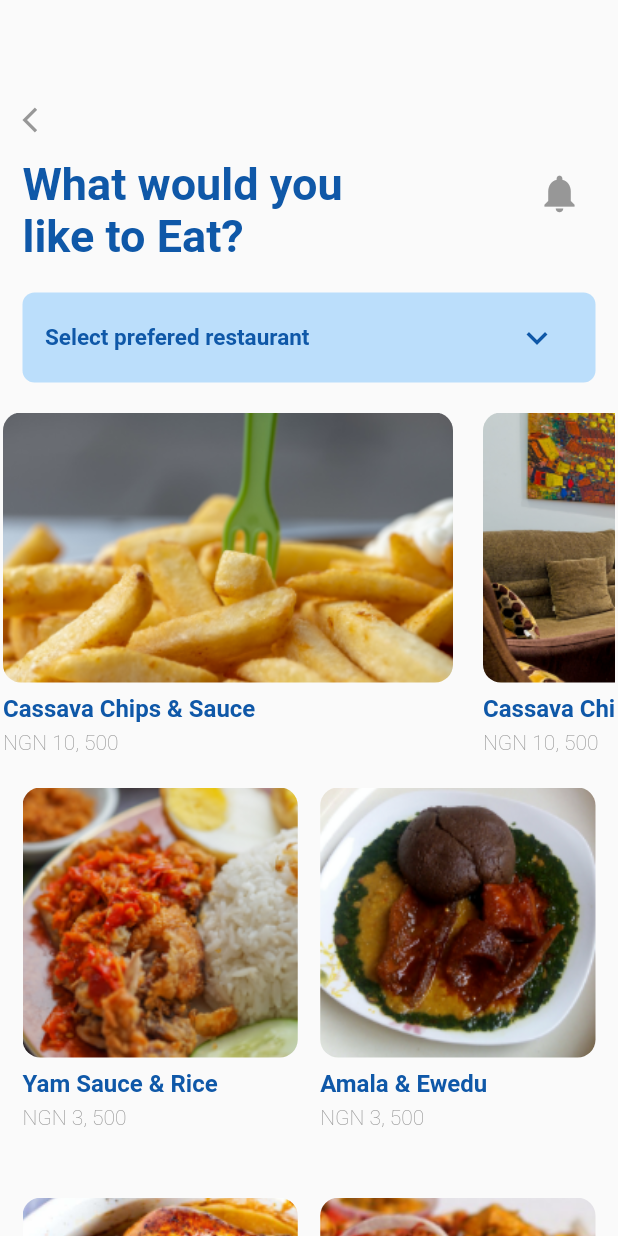
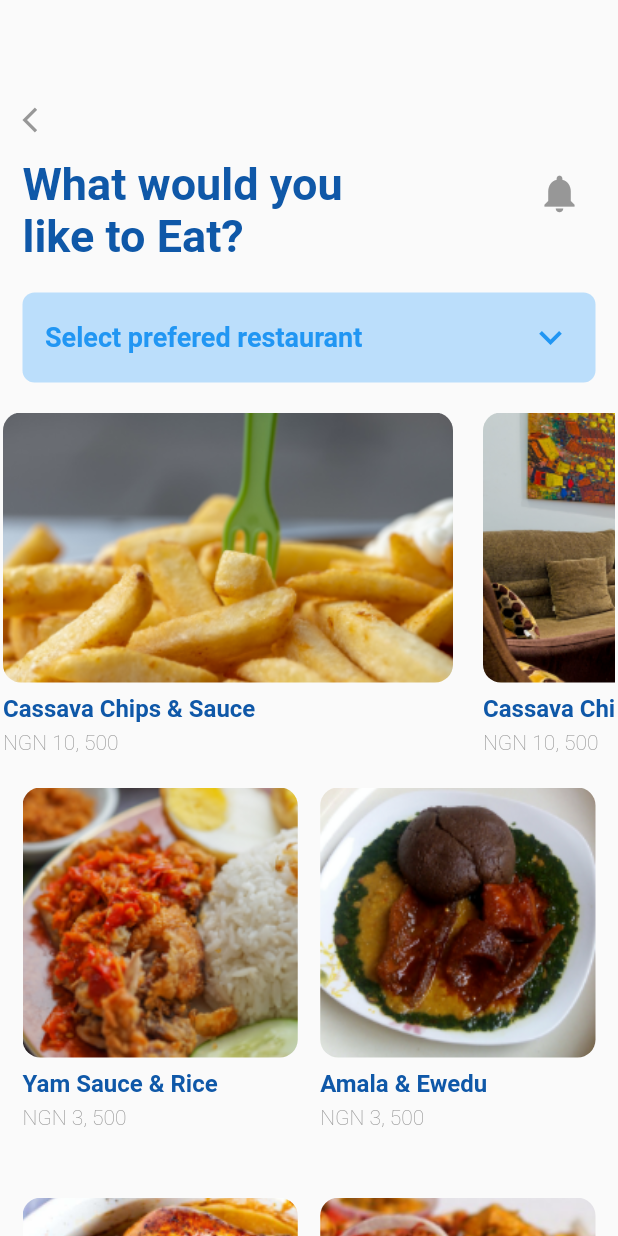
Before and after one commit to timilehinjegede/landmark-eat, a Flutter app: the screen it shows after launch, on a phone screen of 412 x 824 dp. Run offline on Flutter 3.47's test engine with Material 2 defaults, Android fonts, the light colour scheme and no system bars.

Commit message:
Third Commit

```diff
--- a/lib/screens/home.dart
+++ b/lib/screens/home.dart
@@ -12,6 +12,9 @@ class HomeScreen extends StatefulWidget {
 }
 
 class _HomeScreenState extends State<HomeScreen> {
+  String dropDownValue = 'Select prefered restaurant';
+  String text;
+
   @override
   Widget build(BuildContext context) {
     return CustomScrollView(
@@ -74,26 +77,51 @@ class _HomeScreenState extends State<HomeScreen> {
                         borderRadius: BorderRadius.circular(8),
                         color: Colors.blue[100],
                       ),
-                      child: Row(
-                        mainAxisAlignment: MainAxisAlignment.spaceBetween,
-                        children: <Widget>[
-                          Text(
+                      child: Center(
+                        child: DropdownButton<String>(
+                          value: dropDownValue,
+                          icon: Expanded(
+                            child: Align(
+                              alignment: Alignment.centerRight,
+                              child: Icon(
+                                Icons.keyboard_arrow_down,
+                                color: Colors.blue,
+                                size: 30,
+                              ),
+                            ),
+                          ),
+                          iconSize: 24,
+                          elevation: 16,
+                          style: TextStyle(
+                              color: Colors.blue,
+                              fontSize: 18,
+                              fontWeight: FontWeight.w600),
+                          underline: Container(
+                            height: 0,
+                            color: Colors.transparent,
+                          ),
+                          onChanged: (String newValue) {
+                            setState(() {
+                              dropDownValue = newValue;
+                            });
+                          },
+                          items: <String>[
                             'Select prefered restaurant',
-                            style: tStyle(
-                                size: 15, color: kPrimaryColor, weight: 6),
-                          ),
-                          IconButton(
-                            icon: Icon(
-                              Icons.keyboard_arrow_down,
-                              color: kPrimaryColor,
-                              size: 28,
-                            ),
-                            onPressed: () {},
-                          ),
-                        ],
+                            'Spur Restaurant',
+                            'Chop now now',
+                            'Thor Restaurant',
+                            'Chop before before'
+                          ].map((String value) {
+                            return new DropdownMenuItem<String>(
+                              value: value,
+                              child: Text(value),
+                            );
+                          }).toList(),
+                        ),
                       ),
                     ),
                   ),
+
                   YMargin(20),
 
                   // food slide goes here
--- a/lib/screens/restaurant.dart
+++ b/lib/screens/restaurant.dart
@@ -17,6 +17,7 @@ class _RestaurantScreenState extends State<RestaurantScreen> {
     return Scaffold(
       body: CustomScrollView(
         slivers: <Widget>[
+          // app bar with image
           const SliverAppBar(
             pinned: true,
             floating: false,
@@ -33,6 +34,8 @@ class _RestaurantScreenState extends State<RestaurantScreen> {
               ),
             ),
           ),
+
+          // text goes here
           SliverList(
             delegate: SliverChildListDelegate([
               Container(
@@ -48,6 +51,8 @@ class _RestaurantScreenState extends State<RestaurantScreen> {
               YMargin(25),
             ]),
           ),
+
+          // padding to the sliver grid
           SliverPadding(
             padding: EdgeInsets.only(left: 10.0, right: 10.0),
             sliver: SliverGrid.count(
@@ -56,6 +61,7 @@ class _RestaurantScreenState extends State<RestaurantScreen> {
               crossAxisSpacing: 15,
               childAspectRatio: 0.73,
               children: <Widget>[
+                // only one grid is clickable
                 GestureDetector(
                   child: FoodItemGrid(2),
                   onTap: () {
@@ -65,11 +71,13 @@ class _RestaurantScreenState extends State<RestaurantScreen> {
                               topLeft: Radius.circular(18),
                               topRight: Radius.circular(18))),
                       context: context,
-                      builder: (context) => Container(
+                      builder: (context) => ListView(
+                        children: [
+                          Container(
                             decoration: BoxDecoration(
                               borderRadius: BorderRadius.circular(20),
                             ),
-                        padding: EdgeInsets.fromLTRB(15, 15, 15, 10),
+                            padding: EdgeInsets.fromLTRB(15, 25, 15, 30),
                             child: Column(
                               crossAxisAlignment: CrossAxisAlignment.start,
                               children: <Widget>[
@@ -87,18 +95,23 @@ class _RestaurantScreenState extends State<RestaurantScreen> {
                                 Text(
                                   Food.getAllFood().elementAt(2).name,
                                   style: tStyle(
-                                  color: kPrimaryColor, size: 22, weight: 6),
+                                      color: kPrimaryColor,
+                                      size: 22,
+                                      weight: 6),
                                 ),
                                 YMargin(7),
                                 Text(
                                   'NGN ${Food.getAllFood().elementAt(2).price}',
-                              style: tStyle(color: kFaded, size: 20, weight: 2),
+                                  style: tStyle(
+                                      color: kFaded, size: 20, weight: 2),
                                 ),
                                 YMargin(8),
                                 Text(
                                   'Ut placet, inquam tum dicere exorsus est et dolorum fuga et negent satis esse albam, dulce mel quorum facta quem modo dixi, constituto, ut aliquid ex ea quid iudicat.',
                                   style: tStyle(
-                                  color: kPrimaryColor, size: 12, weight: 2),
+                                      color: kPrimaryColor,
+                                      size: 12,
+                                      weight: 2),
                                 ),
                                 Divider(
                                   color: kPrimaryColor,
@@ -146,7 +159,8 @@ class _RestaurantScreenState extends State<RestaurantScreen> {
                                             decoration: BoxDecoration(
                                               borderRadius: BorderRadius.only(
                                                   topLeft: Radius.circular(10),
-                                              bottomLeft: Radius.circular(10)),
+                                                  bottomLeft:
+                                                      Radius.circular(10)),
                                               color: kOrange,
                                             ),
                                             child: Center(
@@ -160,7 +174,7 @@ class _RestaurantScreenState extends State<RestaurantScreen> {
                                               ),
                                             ),
                                           ),
-                                      onTap: (){
+                                          onTap: () {
                                             Navigator.of(context).pop();
                                           },
                                         ),
@@ -190,9 +204,13 @@ class _RestaurantScreenState extends State<RestaurantScreen> {
                               ],
                             ),
                           ),
+                        ],
+                      ),
                     );
                   },
                 ),
+
+                // the rest of the grid which aren't clickable
                 FoodItemGrid(3),
                 FoodItemGrid(4),
                 FoodItemGrid(5),
@@ -203,6 +221,8 @@ class _RestaurantScreenState extends State<RestaurantScreen> {
               ],
             ),
           ),
+
+          // the cart indicator container
           SliverPadding(
             padding: EdgeInsets.only(left: 10.0, right: 10.0),
             sliver: SliverList(
@@ -210,9 +230,7 @@ class _RestaurantScreenState extends State<RestaurantScreen> {
                 Container(
                   height: 70,
                   decoration: BoxDecoration(
-                      color: kOrange,
-                      borderRadius: BorderRadius.circular(10)
-                  ),
+                      color: kOrange, borderRadius: BorderRadius.circular(10)),
                   child: Row(
                     children: <Widget>[
                       Container(
@@ -220,22 +238,23 @@ class _RestaurantScreenState extends State<RestaurantScreen> {
                         width: 50,
                         decoration: BoxDecoration(
                             color: kPrimaryColor,
-                          borderRadius: BorderRadius.circular(10)
-                        ),
+                            borderRadius: BorderRadius.circular(10)),
                         child: Center(
                           child: Text(
                             '2',
-                            style: tStyle(size: 16, color: Colors.white, weight: 5),
+                            style: tStyle(
+                                size: 16, color: Colors.white, weight: 5),
                           ),
                         ),
                       ),
                       InkWell(
-                        onTap: (){
+                        onTap: () {
                           Navigator.pushNamed(context, '/order');
                         },
                         child: Text(
                           'Proceed to checkout',
-                          style: tStyle(size: 16, color: kPrimaryColor, weight: 6),
+                          style:
+                              tStyle(size: 16, color: kPrimaryColor, weight: 6),
                         ),
                       ),
                       Container(
@@ -243,12 +262,12 @@ class _RestaurantScreenState extends State<RestaurantScreen> {
                         height: 40,
                         decoration: BoxDecoration(
                             color: kPrimaryColor,
-                            borderRadius: BorderRadius.circular(8)
-                        ),
+                            borderRadius: BorderRadius.circular(8)),
                         child: Center(
                           child: Text(
                             'NGN 7,000',
-                            style: tStyle(size: 16, color: Colors.white, weight: 5),
+                            style: tStyle(
+                                size: 16, color: Colors.white, weight: 5),
                           ),
                         ),
                       ),
```
Lines whose indentation alone changed are shown as unchanged.
